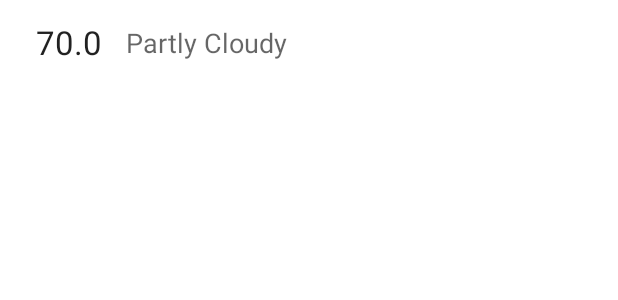
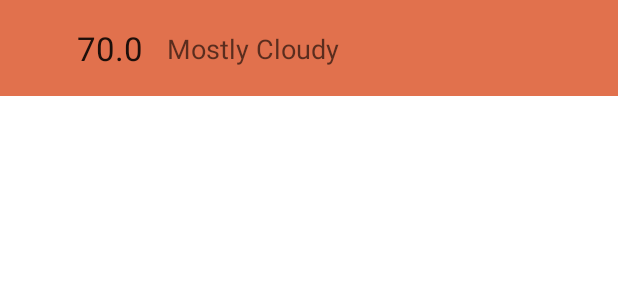
Before and after one commit to Akashkroy69/WaetherAppGoober, an Android app: the layout item_daily_forecast.xml on its own in the app's theme, with its tools: preview values and no code run, on a phone screen of 412 x 824 dp. Shown: the top 300 px of the screen. Run offline under Robolectric (Android 15) with nearby library versions, the phone set to English and light mode, and no system bars.

Commit message:
Some changes done, beautification

```diff
--- a/app/src/main/java/com/aks/waetherappgoober/DailyForecastAdapter.kt
+++ b/app/src/main/java/com/aks/waetherappgoober/DailyForecastAdapter.kt
@@ -24,14 +24,14 @@ class DailyForecastViewHolder(view: View) : RecyclerView.ViewHolder(view) {
     //this method is called from Adapter, DailyForecastAdapter. This method helps us bind individual data Item
     //coming from repository and data model with the views, textViews here, in the layout file,item_daily_forecast.
     fun bind(dailyForecastItem: DailyForecast) {
-        tempTextId.text = dailyForecastItem.temperature.toString()
+        tempTextId.text = String.format("%.2f", dailyForecastItem.temperature)
         descriptionTextId.text = dailyForecastItem.description.toString()
     }
 
 }
 
-//                                                                                   _> this constructor needs an instance of ItemCallback
-//                                                                                  |
+//                                                                                  _> this constructor needs an instance of ItemCallback
+//                                                                                 |
 class DailyForecastAdapter() : ListAdapter<DailyForecast, DailyForecastViewHolder>(DIFF_CONFIG) {
 
     //As we need a ItemCallback in ListAdapter constructor. So using a companion object we
@@ -62,6 +62,8 @@ class DailyForecastAdapter() : ListAdapter<DailyForecast, DailyForecastViewHolde
     }
 
     override fun onBindViewHolder(holder: DailyForecastViewHolder, position: Int) {
+        //through dailyForecastAdapter.submitList(it) in Observer anonymous class using 'it' we are passing a List<DailyForecast>
+        //position traverse through the list which start with index 0.
         holder.bind(getItem(position))
     }
 }
--- a/app/src/main/java/com/aks/waetherappgoober/MainActivity.kt
+++ b/app/src/main/java/com/aks/waetherappgoober/MainActivity.kt
@@ -57,7 +57,7 @@ class MainActivity : AppCompatActivity() {
         val weeklyForecastObserver = Observer<List<DailyForecast>> {
             //This field is used to update RecyclerView and lifecycle adapter.
             //Toast.makeText(this, "Forecast Loaded", Toast.LENGTH_SHORT).show()
-            Log.i("observer","")
+
             //we have an RV adapter.
             dailyForecastAdapter.submitList(it)
         }
--- a/app/src/main/res/layout/item_daily_forecast.xml
+++ b/app/src/main/res/layout/item_daily_forecast.xml
@@ -3,16 +3,23 @@
     xmlns:app="http://schemas.android.com/apk/res-auto"
     xmlns:tools="http://schemas.android.com/tools"
     android:layout_width="match_parent"
-    android:layout_height="56dp">
+    android:layout_height="64dp"
+    android:background="@color/item_daily_forecast_background"
+    android:foreground="?attr/selectableItemBackground"
+    android:clickable="true"
+    android:focusable="true">
+
 
     <TextView
         android:id="@+id/tempTextId"
         android:layout_width="wrap_content"
         android:layout_height="wrap_content"
-        android:layout_marginStart="24dp"
-        android:text="70.0"
+        android:text="@string/demo_temp"
+        app:layout_constraintHorizontal_bias="0.1"
+        android:layout_marginStart="@dimen/margin"
         android:textAppearance="@style/TextAppearance.AppCompat.Large"
         app:layout_constraintBottom_toBottomOf="parent"
+        app:layout_constraintEnd_toEndOf="parent"
         app:layout_constraintStart_toStartOf="parent"
         app:layout_constraintTop_toTopOf="parent" />
 
@@ -20,10 +27,10 @@
         android:id="@+id/descriptionTextId"
         android:layout_width="wrap_content"
         android:layout_height="wrap_content"
-        android:layout_marginStart="16dp"
-        android:text="Partly Cloudy"
+        android:layout_marginStart="@dimen/margin"
+        android:text="@string/description_demo_string"
         android:textAppearance="@style/TextAppearance.AppCompat.Medium"
         app:layout_constraintBottom_toBottomOf="@+id/tempTextId"
         app:layout_constraintStart_toEndOf="@+id/tempTextId"
-        app:layout_constraintTop_toTopOf="@+id/tempTextId" />
+        app:layout_constraintTop_toTopOf="@+id/tempTextId"/>
 </androidx.constraintlayout.widget.ConstraintLayout>
--- a/app/src/main/res/values/colors.xml
+++ b/app/src/main/res/values/colors.xml
@@ -7,4 +7,6 @@
     <color name="teal_700">#FF018786</color>
     <color name="black">#FF000000</color>
     <color name="white">#FFFFFFFF</color>
+
+    <color name="item_daily_forecast_background">#E1714D</color>
 </resources>
--- a/app/src/main/res/values/dimens.xml
+++ b/app/src/main/res/values/dimens.xml
@@ -2,4 +2,5 @@
 <resources>
     <dimen name="title_text_size">30sp</dimen>
     <dimen name="location_Icon_size">50sp</dimen>
+    <dimen name="margin">16dp</dimen>
 </resources>
--- a/app/src/main/res/values/strings.xml
+++ b/app/src/main/res/values/strings.xml
@@ -5,4 +5,8 @@
     <string name="how_s_the_weather">How is Weather?</string>
     <string name="location_icon">Location Icon</string>
     <string name="zipcode_error_message">Please Enter a valid Zip Code!!</string>
+    <string name="text_digit_size">70.0</string>
+    <string name="description_string_demo">Partly Cloudy</string>
+    <string name="demo_temp">70.0</string>
+    <string name="description_demo_string">Mostly Cloudy</string>
 </resources>
```
